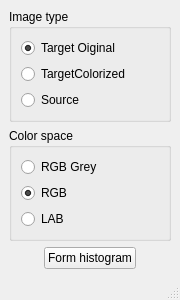
Qt form GreyToColor/UI/DIALOGS/histogramwindow.ui (iamantony/GreyToColor) before a commit.
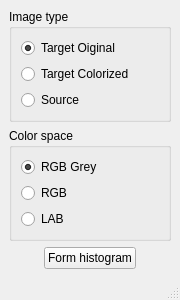
The same form after that commit.

Patch:
```diff
--- a/GreyToColor/UI/DIALOGS/histogramwindow.ui
+++ b/GreyToColor/UI/DIALOGS/histogramwindow.ui
@@ -7,7 +7,7 @@
     <x>0</x>
     <y>0</y>
     <width>180</width>
-    <height>242</height>
+    <height>265</height>
    </rect>
   </property>
   <property name="sizeIncrement">
@@ -46,7 +46,7 @@
        <item>
         <widget class="QRadioButton" name="rbTargColor">
          <property name="text">
-          <string>TargetColorized</string>
+          <string>Target Colorized</string>
          </property>
         </widget>
        </item>
@@ -71,6 +71,9 @@
          <property name="text">
           <string>RGB Grey</string>
          </property>
+         <property name="checked">
+          <bool>true</bool>
+         </property>
         </widget>
        </item>
        <item>
@@ -79,7 +82,7 @@
           <string>RGB</string>
          </property>
          <property name="checked">
-          <bool>true</bool>
+          <bool>false</bool>
          </property>
         </widget>
        </item>
```
Left out of the diff: 3 changed lines with no effect on the pictures.
